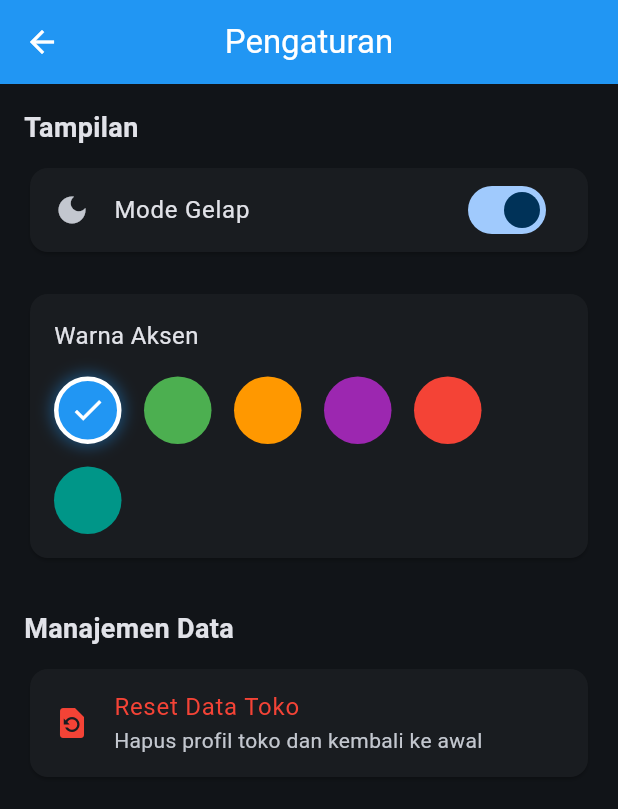
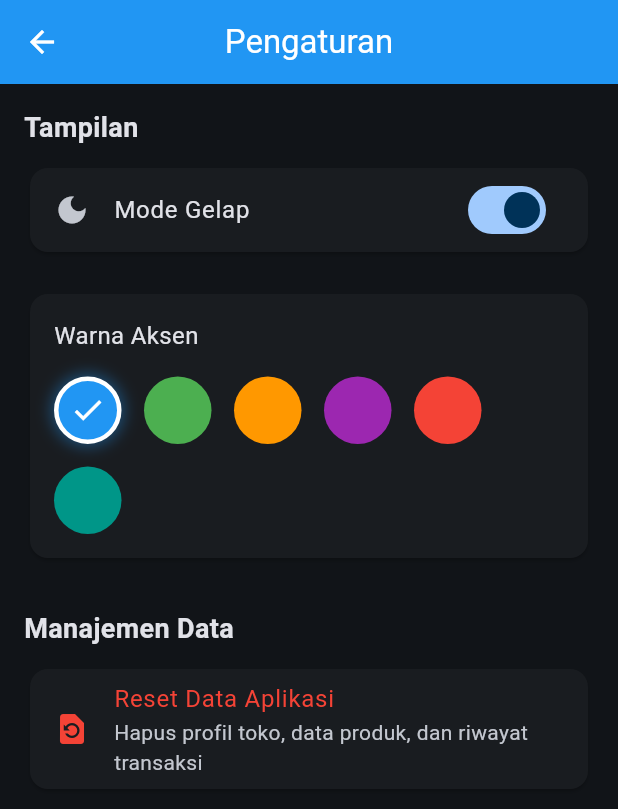
Before and after one commit to farrelarrayyan/POSsible, a Flutter app: the SettingsScreen screen opened directly, after a tap on "Mode Gelap", on a phone screen of 412 x 824 dp. Shown: the top 809 px of the screen. Run offline on Flutter 3.47's test engine with Material 3 defaults, Android fonts, the phone set to English and light mode, and no system bars; our stand-ins replace image_picker, shared_preferences, sqflite, sqflite_common_ffi; accounts and stored records are empty.

Commit message:
feat: theme in OOBE and UI tweaks

```diff
--- a/lib/screens/oobe_screen.dart
+++ b/lib/screens/oobe_screen.dart
@@ -3,6 +3,7 @@ import 'package:flutter/material.dart';
 import 'package:image_picker/image_picker.dart';
 import 'package:provider/provider.dart';
 import '../providers/store_provider.dart';
+import '../providers/theme_provider.dart';
 import 'home_screen.dart';
 
 class OobeScreen extends StatefulWidget {
@@ -35,6 +36,7 @@ class _OobeScreenState extends State<OobeScreen> {
       ScaffoldMessenger.of(context).showSnackBar(
         const SnackBar(content: Text('Nama toko tidak boleh kosong!')),
       );
+      _pageController.jumpToPage(1);
       return;
     }
 
@@ -61,13 +63,14 @@ class _OobeScreenState extends State<OobeScreen> {
           children: [
             _buildWelcomePage(context),
             _buildFormPage(context),
+            _buildThemePage(context),
           ],
         ),
       ),
     );
   }
 
-  // --- HALAMAN 1: WELCOME SCREEN ---
+  // Halaman 1: intro
   Widget _buildWelcomePage(BuildContext context) {
     final primaryColor = Theme.of(context).colorScheme.primary;
 
@@ -77,8 +80,12 @@ class _OobeScreenState extends State<OobeScreen> {
         mainAxisAlignment: MainAxisAlignment.center,
         children: [
           const Spacer(),
-          // logo App (placeholder)
-          Icon(Icons.storefront, size: 100, color: primaryColor),
+          Image.asset(
+            'assets/images/logo.png',
+            width: 120,
+            height: 120,
+            fit: BoxFit.contain,
+          ),
           const SizedBox(height: 24),
           const Text(
             'POSsible',
@@ -116,7 +123,7 @@ class _OobeScreenState extends State<OobeScreen> {
     );
   }
 
-  // --- HALAMAN 2: FORM INFO TOKO ---
+  // Halaman 2: info toko
   Widget _buildFormPage(BuildContext context) {
     final primaryColor = Theme.of(context).colorScheme.primary;
 
@@ -176,7 +183,18 @@ class _OobeScreenState extends State<OobeScreen> {
             width: double.infinity,
             height: 50,
             child: ElevatedButton(
-              onPressed: _saveAndContinue,
+              onPressed: () {
+                if (_nameController.text.trim().isEmpty) {
+                  ScaffoldMessenger.of(context).showSnackBar(
+                    const SnackBar(content: Text('Nama toko tidak boleh kosong!')),
+                  );
+                  return;
+                }
+                _pageController.nextPage(
+                  duration: const Duration(milliseconds: 500),
+                  curve: Curves.easeInOut,
+                );
+              },
               style: ElevatedButton.styleFrom(
                 backgroundColor: primaryColor,
                 foregroundColor: Colors.white,
@@ -184,10 +202,139 @@ class _OobeScreenState extends State<OobeScreen> {
                   borderRadius: BorderRadius.circular(12),
                 ),
               ),
-              child: const Text('Simpan!', style: TextStyle(fontSize: 16)),
+              child: const Text('Selanjutnya', style: TextStyle(fontSize: 16)),
             ),
           ),
         ],
+      ),
+    );
+  }
+
+  // Halaman 3: pilih tema
+  Widget _buildThemePage(BuildContext context) {
+    final primaryColor = Theme.of(context).colorScheme.primary;
+    final themeProvider = Provider.of<ThemeProvider>(context);
+
+    return Padding(
+      padding: const EdgeInsets.all(24.0),
+      child: Column(
+        crossAxisAlignment: CrossAxisAlignment.start,
+        children: [
+          const SizedBox(height: 40),
+          const Text(
+            'Pilih Tema',
+            style: TextStyle(fontSize: 24, fontWeight: FontWeight.bold),
+          ),
+          const SizedBox(height: 10),
+          const Text(
+            'Sesuaikan tampilan aplikasi dengan selera Anda.',
+            style: TextStyle(color: Colors.grey),
+          ),
+          const SizedBox(height: 40),
+
+          // Toggle Dark Mode
+          Card(
+            elevation: 1,
+            shape: RoundedRectangleBorder(
+              borderRadius: BorderRadius.circular(12),
+            ),
+            child: SwitchListTile(
+              title: const Text('Mode Gelap'),
+              secondary: const Icon(Icons.dark_mode),
+              value: themeProvider.isDarkMode,
+              onChanged: (value) {
+                themeProvider.toggleTheme(value);
+              },
+              shape: RoundedRectangleBorder(
+                borderRadius: BorderRadius.circular(12),
+              ),
+            ),
+          ),
+
+          const SizedBox(height: 20),
+
+          // Warna Aksen
+          Card(
+            elevation: 1,
+            shape: RoundedRectangleBorder(
+              borderRadius: BorderRadius.circular(12),
+            ),
+            child: Padding(
+              padding: const EdgeInsets.all(16.0),
+              child: Column(
+                crossAxisAlignment: CrossAxisAlignment.start,
+                children: [
+                  const Text(
+                    'Warna Aksen',
+                    style: TextStyle(fontSize: 16),
+                  ),
+                  const SizedBox(height: 16),
+                  Wrap(
+                    spacing: 15,
+                    runSpacing: 15,
+                    children: [
+                      _buildColorOption(context, Colors.blue, 'Biru'),
+                      _buildColorOption(context, Colors.green, 'Hijau'),
+                      _buildColorOption(context, Colors.orange, 'Oranye'),
+                      _buildColorOption(context, Colors.purple, 'Ungu'),
+                      _buildColorOption(context, Colors.red, 'Merah'),
+                      _buildColorOption(context, Colors.teal, 'Teal'),
+                    ],
+                  ),
+                ],
+              ),
+            ),
+          ),
+
+          const Spacer(),
+          Align(
+            alignment: Alignment.bottomRight,
+            child: FloatingActionButton(
+              onPressed: _saveAndContinue,
+              backgroundColor: primaryColor,
+              foregroundColor: Colors.white,
+              elevation: 2,
+              child: const Icon(Icons.check),
+            ),
+          ),
+        ],
+      ),
+    );
+  }
+
+  // Widget untuk opsi warna
+  Widget _buildColorOption(BuildContext context, Color color, String tooltip) {
+    final themeProvider = Provider.of<ThemeProvider>(context, listen: false);
+    final isSelected = themeProvider.accentColor.value == color.value;
+
+    return Tooltip(
+      message: tooltip,
+      child: GestureDetector(
+        onTap: () => themeProvider.changeAccentColor(color),
+        child: AnimatedContainer(
+          duration: const Duration(milliseconds: 300),
+          width: 45,
+          height: 45,
+          decoration: BoxDecoration(
+            color: color,
+            shape: BoxShape.circle,
+            border: Border.all(
+              color: isSelected ? Colors.white : Colors.transparent,
+              width: 3,
+            ),
+            boxShadow: [
+              if (isSelected)
+                BoxShadow(
+                  color: color.withOpacity(0.4),
+                  blurRadius: 8,
+                  spreadRadius: 2,
+                )
+            ],
+          ),
+          child: isSelected
+              ? const Icon(Icons.check, color: Colors.white)
+              : null,
+        ),
       ),
     );
   }
--- a/lib/screens/settings_screen.dart
+++ b/lib/screens/settings_screen.dart
@@ -14,9 +14,9 @@ class SettingsScreen extends StatelessWidget {
       context: context,
       builder: (BuildContext dialogContext) {
         return AlertDialog(
-          title: const Text('Reset Data Toko?'),
+          title: const Text('Reset Data Aplikasi?'),
           content: const Text(
-            'Apakah kamu yakin ingin menghapus nama toko, foto, dan lokasi? '
+            'Apakah kamu yakin ingin menghapus semua data aplikasi? '
             'Kamu akan dikembalikan ke layar awal aplikasi.',
           ),
           actions: [
@@ -147,8 +147,8 @@ class SettingsScreen extends StatelessWidget {
             shape: RoundedRectangleBorder(borderRadius: BorderRadius.circular(12)),
             child: ListTile(
               leading: const Icon(Icons.restore_page, color: Colors.red),
-              title: const Text('Reset Data Toko', style: TextStyle(color: Colors.red)),
-              subtitle: const Text('Hapus profil toko dan kembali ke awal'),
+              title: const Text('Reset Data Aplikasi', style: TextStyle(color: Colors.red)),
+              subtitle: const Text('Hapus profil toko, data produk, dan riwayat transaksi'),
               shape: RoundedRectangleBorder(borderRadius: BorderRadius.circular(12)),
               onTap: () => _showResetConfirmation(context),
             ),
--- a/pubspec.yaml
+++ b/pubspec.yaml
@@ -69,6 +69,8 @@ flutter:
   # To add assets to your application, add an assets section, like this:
   assets:
     - assets/images/foto_profil.jpg
+    - assets/images/logo.png
+
 
   # An image asset can refer to one or more resolution-specific "variants", see
   # https://flutter.dev/to/resolution-aware-images
```
Also changed, not shown: assets/images/logo.png (added).
